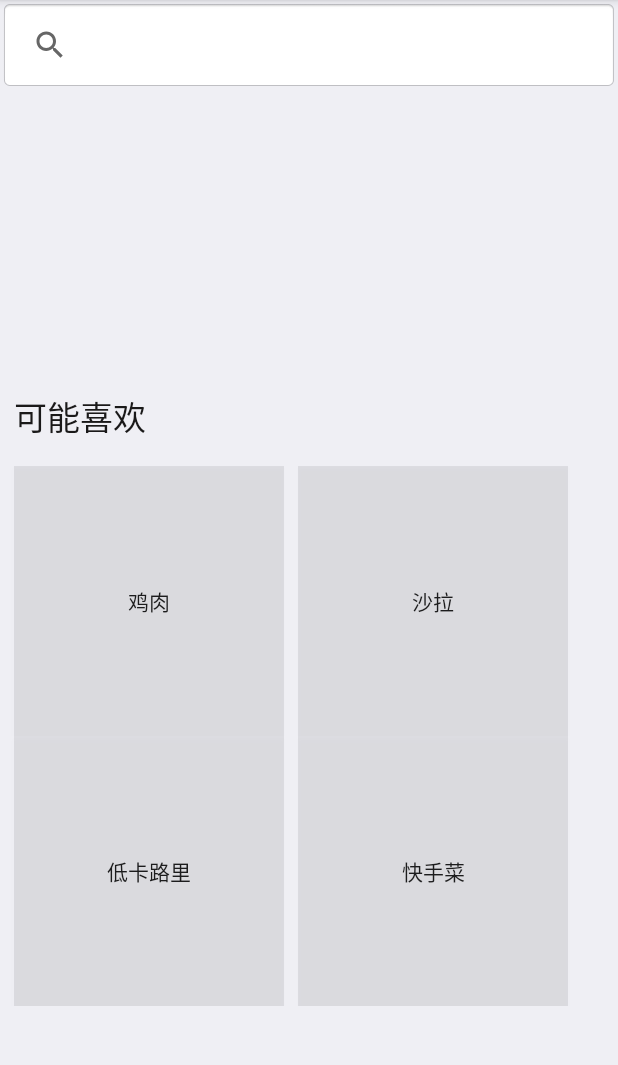
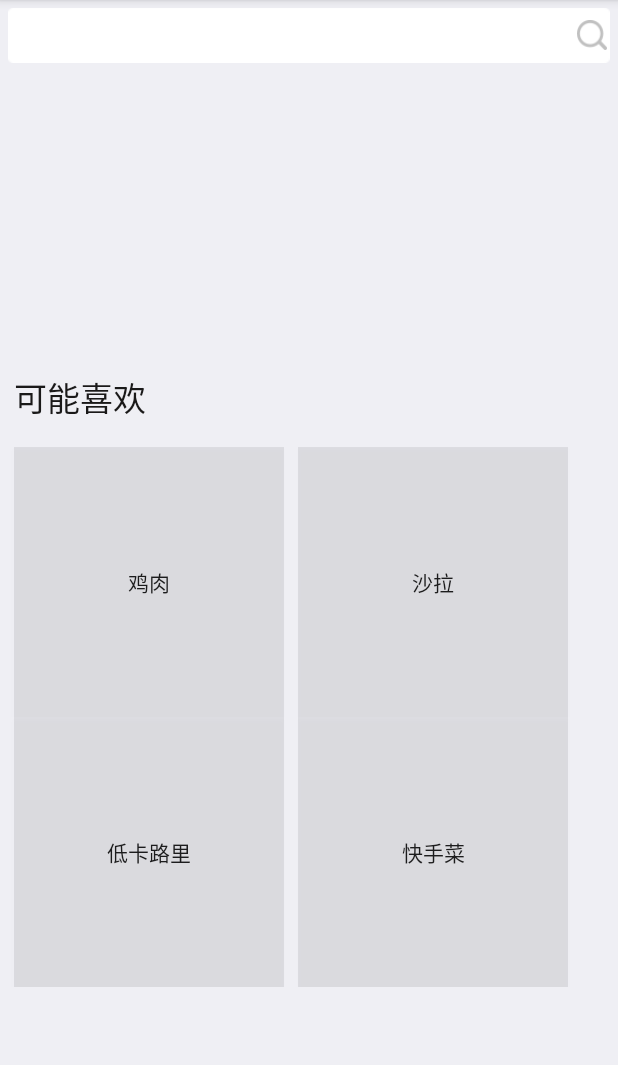
Before and after one commit to ysYvonne/KitchenSecret_Android, an Android app: the fragment SearchFragment shown on its own in the app's theme, on a phone screen of 412 x 824 dp, the part 84-1149 px from its top. Run offline under Robolectric (Android 15) with nearby library versions, the phone set to English and light mode, and no system bars; network calls fail.

Commit message:
7.16 添加（食材，步骤）item，优化界面

```diff
--- a/app/src/main/res/layout/fragment_search.xml
+++ b/app/src/main/res/layout/fragment_search.xml
@@ -28,16 +28,41 @@
             android:scrollbars="vertical"
             android:weightSum="1">
 
-            <SearchView
-                android:layout_width="match_parent"
+            <LinearLayout
+                android:layout_width="fill_parent"
                 android:layout_height="wrap_content"
-                android:id="@+id/searchView"
-                android:background="@android:drawable/editbox_background" />
+                android:layout_margin="5dp"
+                android:background="@mipmap/search_bar"
+                android:focusable="true"
+                android:focusableInTouchMode="true"
+                android:orientation="horizontal">
+
+                <EditText
+                    android:id="@+id/et_search"
+                    android:layout_width="fill_parent"
+                    android:layout_height="wrap_content"
+                    android:layout_gravity="center_vertical"
+                    android:layout_margin="2dp"
+                    android:layout_weight="1"
+                    android:background="@color/white"
+                    android:padding="5dp"
+                    android:singleLine="true"
+                    android:textSize="@dimen/text_main" />
+
+                <Button
+                    android:id="@+id/search_btn"
+                    android:layout_width="20dp"
+                    android:layout_height="20dp"
+                    android:layout_gravity="center_vertical"
+                    android:layout_margin="2dp"
+                    android:background="@mipmap/search_icon" />
+            </LinearLayout>
 
             <ListView
                 android:layout_width="match_parent"
                 android:layout_height="191dp"
-                android:id="@+id/history_lView" />
+                android:id="@+id/history_lView"
+                android:layout_weight="4.68" />
 
             <TextView
                 android:id="@+id/maylike_text"
--- a/app/src/main/res/layout/fragment_sort.xml
+++ b/app/src/main/res/layout/fragment_sort.xml
@@ -104,14 +104,14 @@
 
 
                 <ImageButton
-                    android:id="@+id/sneak_btn"
+                    android:id="@+id/snack_btn"
                     android:layout_width="75dp"
                     android:layout_height="75dp"
                     android:layout_alignParentTop="true"
                     android:layout_alignParentStart="true"
                     android:layout_marginTop="130dp"
                     android:layout_marginStart="20dp"
-                    android:background="@mipmap/sneak" />
+                    android:background="@mipmap/snack" />
 
                 <ImageButton
                     android:id="@+id/western_btn"
--- a/app/src/main/res/layout/item_recipe.xml
+++ b/app/src/main/res/layout/item_recipe.xml
@@ -7,7 +7,7 @@
         android:layout_width="match_parent"
         android:layout_height="wrap_content"
         android:layout_margin="5dp"
-        android:background="@mipmap/item"
+        android:background="@color/abc_background_cache_hint_selector_material_light"
         android:orientation="vertical">
 
         <RelativeLayout
```
Also changed, not shown: app/src/main/java/com/meetyouatnowhere/kitchensecret_android/activities/SortFragment.java (+5 -7 lines), app/src/main/res/layout/fragment_add_recipe.xml (+9 -73 lines), app/src/main/res/layout/item_add_ingrediant.xml (added, +82 -0 lines), app/src/main/res/layout/item_add_step.xml (added, +82 -0 lines), app/src/main/res/mipmap-hdpi/cancel.png (added), app/src/main/res/mipmap-hdpi/snack.png (renamed from app/src/main/res/mipmap-hdpi/sneak.png), app/src/main/res/mipmap-hdpi/snack_grey.png (renamed from app/src/main/res/mipmap-hdpi/sneak_grey.png), app/src/main/res/mipmap-hdpi/uplode_pic.jpeg (added), 3 other files.
